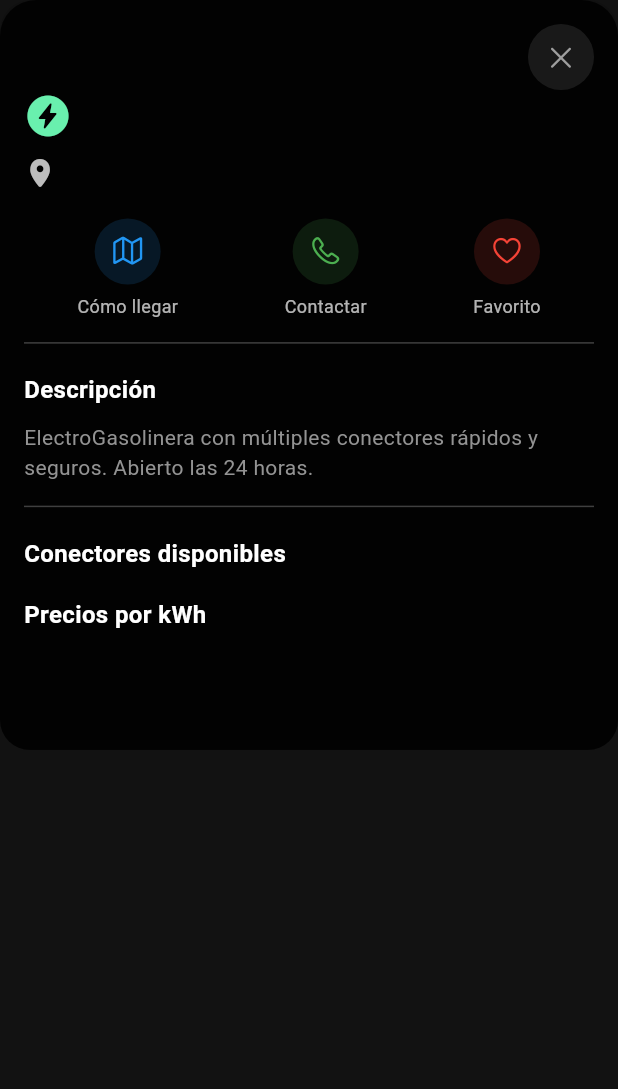
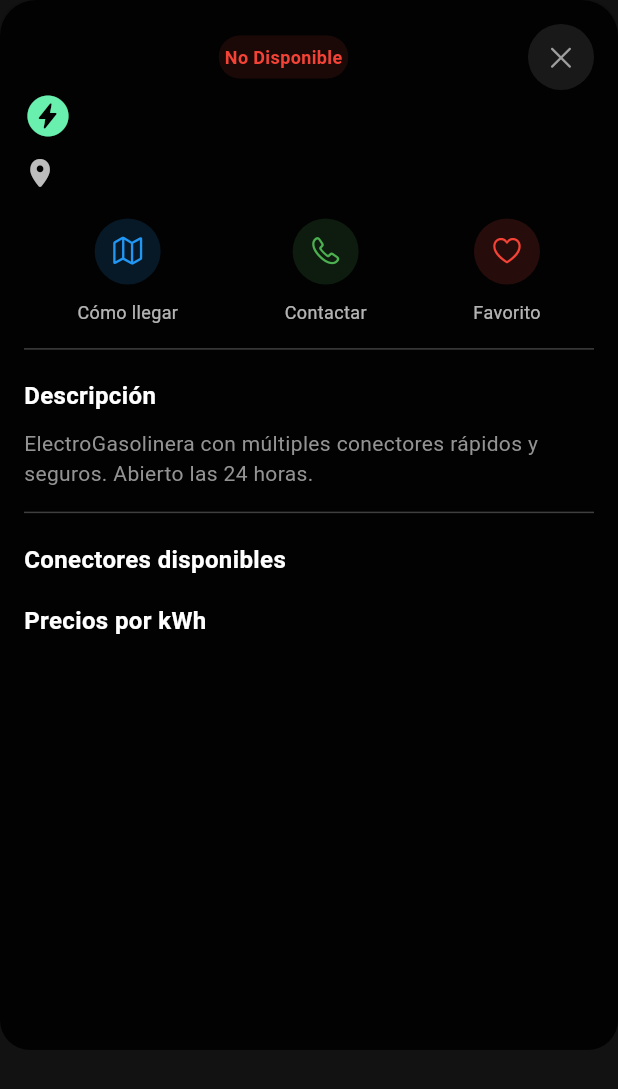
Before and after one commit to OscarTenesaca/ecored_app, a Flutter app: the MapCardInfomation widget shown alone on an empty page, opened directly with empty values, on a phone screen of 412 x 824 dp. Shown: the top 1089 px of the screen. Run offline on Flutter 3.47's test engine with Material 3 defaults, Android fonts, the phone set to English and light mode, and no system bars; our stand-ins replace dio, flutter_map, geolocator, image_picker, intl_phone_field, latlong2 and 2 more; accounts and stored records are empty; network calls fail.

Commit message:
fix the debug android

```diff
--- /dev/null
+++ b/lib/src/core/provider/global_injection.dart
@@ -0,0 +1,6 @@
+import 'package:ecored_app/src/core/provider/permissiongps_provider.dart';
+import 'package:provider/provider.dart';
+
+final globalProvider = [
+  ChangeNotifierProvider(create: (_) => PermissionGpsProvider()),
+];
--- /dev/null
+++ b/lib/src/core/utils/utils_enums.dart
@@ -0,0 +1 @@
+enum ConnectionStatus { AVAILABLE, OCCUPIED, MAINTENANCE, OUT_OF_SERVICE }
--- a/lib/src/core/utils/utils_index.dart
+++ b/lib/src/core/utils/utils_index.dart
@@ -1,3 +1,4 @@
 export 'utils_assets.dart';
+export 'utils_enums.dart';
 export 'utils_logger.dart';
 export 'utils_size.dart';
--- a/lib/src/core/widgets/maps/map_card_info.dart
+++ b/lib/src/core/widgets/maps/map_card_info.dart
@@ -37,14 +37,47 @@ class MapCardInfomation extends StatelessWidget {
               ),
             ],
           ),
-          height: 500,
+          height: 700,
           child: ListView(
             padding: EdgeInsets.symmetric(vertical: 16, horizontal: 0),
             shrinkWrap: true,
             children: [
-              Align(
-                alignment: Alignment.topRight,
-                child: InkWell(
+              Row(
+                mainAxisAlignment: MainAxisAlignment.spaceBetween,
+                children: [
+                  SizedBox(width: 10),
+                  (stationData.status == ConnectionStatus.AVAILABLE.name)
+                      ? Blur(
+                        blurColor: Colors.green,
+                        borderRadius: BorderRadius.circular(20),
+                        child: Padding(
+                          padding: const EdgeInsets.symmetric(
+                            horizontal: 8,
+                            vertical: 2,
+                          ),
+                          child: LabelTitle(
+                            title: 'Disponible',
+                            textColor: accentColor(),
+                            fontWeight: FontWeight.bold,
+                          ),
+                        ),
+                      )
+                      : Blur(
+                        blurColor: Colors.red,
+                        borderRadius: BorderRadius.circular(20),
+                        child: Padding(
+                          padding: const EdgeInsets.symmetric(
+                            horizontal: 4,
+                            vertical: 2,
+                          ),
+                          child: LabelTitle(
+                            title: 'No Disponible',
+                            textColor: Colors.red,
+                            fontWeight: FontWeight.bold,
+                          ),
+                        ),
+                      ),
+                  InkWell(
                     onTap: () => onClose?.call(),
                     child: CircleAvatar(
                       radius: 22,
@@ -56,7 +89,23 @@ class MapCardInfomation extends StatelessWidget {
                       ),
                     ),
                   ),
+                ],
               ),
+              // Align(
+              //   alignment: Alignment.topRight,
+              //   child: InkWell(
+              //     onTap: () => onClose?.call(),
+              //     child: CircleAvatar(
+              //       radius: 22,
+              //       backgroundColor: Colors.grey.withOpacity(0.15),
+              //       child: Icon(
+              //         CupertinoIcons.xmark,
+              //         color: Colors.grey,
+              //         size: 20,
+              //       ),
+              //     ),
+              //   ),
+              // ),
 
               // 🔹 Nombre Estación
               Row(
@@ -233,8 +282,16 @@ class MapCardInfomation extends StatelessWidget {
             backgroundColor: color.withOpacity(0.15),
             child: Icon(icon, color: color, size: 22),
           ),
-          const SizedBox(height: 6),
-          Text(label, style: TextStyle(color: Colors.white70, fontSize: 12)),
+          Visibility(
+            visible: label.isNotEmpty,
+            child: Padding(
+              padding: const EdgeInsets.only(top: 10),
+              child: Text(
+                label,
+                style: TextStyle(color: Colors.white70, fontSize: 12),
+              ),
+            ),
+          ),
         ],
       ),
     );
@@ -242,7 +299,7 @@ class MapCardInfomation extends StatelessWidget {
 
   /// 🔹 Tarjeta de conector
   Widget _chargerChip(Charger charger) {
-    final isAvailable = charger.status == "AVAILABLE";
+    final isAvailable = charger.status == ConnectionStatus.AVAILABLE.name;
     return Container(
       padding: const EdgeInsets.all(12),
       width: 110,
--- a/lib/src/core/widgets/widget_index.dart
+++ b/lib/src/core/widgets/widget_index.dart
@@ -13,4 +13,5 @@ export 'labels/label_title.dart';
 export 'labels/label_icon_title.dart';
 export 'maps/map.dart';
 export 'maps/map_card_info.dart';
+export 'maps/map_permission.dart';
 export 'scale/scaler.dart';
--- a/pubspec.yaml
+++ b/pubspec.yaml
@@ -41,6 +41,7 @@ dependencies:
   shared_preferences: ^2.5.3
   image_picker: ^1.2.0
   permission_handler: ^12.0.1
+  geolocator: ^14.0.2
 
 dev_dependencies:
   flutter_test:
```
Also changed, not shown: lib/main.dart (+7 -1 lines), lib/src/core/provider/permissiongps_provider.dart (added, +79 -0 lines), lib/src/core/widgets/maps/map.dart (+9 -3 lines), lib/src/core/widgets/maps/map_permission.dart (added, +38 -0 lines), lib/src/features/maps/presentation/page/page_maps.dart (+7 -1 lines), pubspec.lock, 7 other files. Lines whose indentation alone changed are shown as unchanged.
